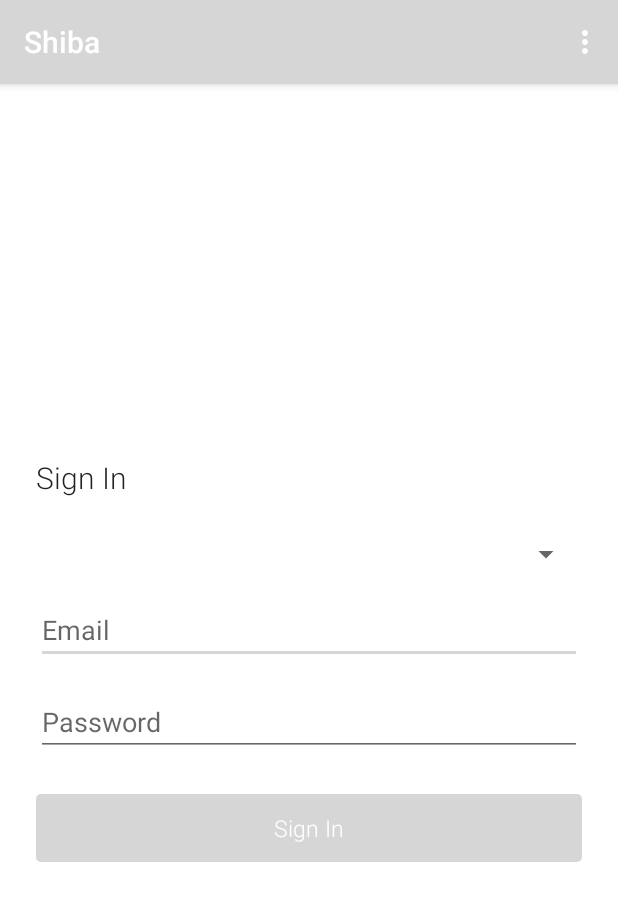
After one commit to Jorge-eng/shiba-android, an Android app: the fragment SignInFragment placed in its activity, on a phone screen of 412 x 824 dp. The commit adds this screen. Shown: the top 901 px of the screen. Run offline under Robolectric (Android 15) with nearby library versions, the phone set to English and light mode, and no system bars; our stand-ins replace Dagger/Hilt's generated code; libraries missing offline, so code that uses them is left out: is.hello.buruberi, rx.android.observables; 6 statements that could not run were skipped.

Commit message:
hook up sign in

```diff
--- a/app/src/main/AndroidManifest.xml
+++ b/app/src/main/AndroidManifest.xml
@@ -1,6 +1,8 @@
 <?xml version="1.0" encoding="utf-8"?>
 <manifest xmlns:android="http://schemas.android.com/apk/res/android"
     package="is.hello.shiba" >
+
+    <uses-permission android:name="android.permission.INTERNET" />
 
     <application
         android:allowBackup="true"
@@ -11,7 +13,8 @@
 
         <activity
             android:name=".ui.MainActivity"
-            android:label="@string/app_name" >
+            android:label="@string/app_name"
+            android:windowSoftInputMode="adjustResize">
             <intent-filter>
                 <action android:name="android.intent.action.MAIN" />
 
--- a/app/src/main/java/is/hello/shiba/api/ApiPresenter.java
+++ b/app/src/main/java/is/hello/shiba/api/ApiPresenter.java
@@ -38,6 +38,7 @@ import rx.subjects.ReplaySubject;
         this.preferences = appContext.getSharedPreferences(PREFS_NAME, 0);
 
         setEnvironment(Environment.DEV);
+        this.accessToken.onNext(retrieveAccessToken());
     }
 
 
--- a/app/src/main/java/is/hello/shiba/graph/AppModule.java
+++ b/app/src/main/java/is/hello/shiba/graph/AppModule.java
@@ -9,12 +9,14 @@ import is.hello.buruberi.bluetooth.BuruberiModule;
 import is.hello.shiba.api.ApiModule;
 import is.hello.shiba.ui.LandingFragment;
 import is.hello.shiba.ui.ScanFragment;
+import is.hello.shiba.ui.SignInFragment;
 
 @SuppressWarnings("UnusedDeclaration")
 @Module(
         injects = {
                 LandingFragment.class,
                 ScanFragment.class,
+                SignInFragment.class,
         },
         includes = {
                 BuruberiModule.class, ApiModule.class
--- a/app/src/main/java/is/hello/shiba/ui/LandingFragment.java
+++ b/app/src/main/java/is/hello/shiba/ui/LandingFragment.java
@@ -53,7 +53,7 @@ public class LandingFragment extends ShibaFragment {
     }
 
     public void signIn(@NonNull View sender) {
-
+        ((MainActivity) getActivity()).pushFragment(new SignInFragment());
     }
 
     public void signOut(@NonNull View sender) {
--- /dev/null
+++ b/app/src/main/java/is/hello/shiba/ui/SignInFragment.java
@@ -0,0 +1,71 @@
+package is.hello.shiba.ui;
+
+import android.os.Bundle;
+import android.support.annotation.NonNull;
+import android.support.annotation.Nullable;
+import android.text.TextUtils;
+import android.view.LayoutInflater;
+import android.view.View;
+import android.view.ViewGroup;
+import android.widget.Button;
+import android.widget.Spinner;
+import android.widget.TextView;
+
+import javax.inject.Inject;
+
+import is.hello.shiba.R;
+import is.hello.shiba.api.ApiPresenter;
+import is.hello.shiba.api.model.Environment;
+import is.hello.shiba.api.model.OAuthCredentials;
+import is.hello.shiba.graph.ShibaFragment;
+
+public class SignInFragment extends ShibaFragment {
+    @Inject ApiPresenter api;
+
+    private Spinner environment;
+    private TextView email;
+    private TextView password;
+
+    @Override
+    public View onCreateView(LayoutInflater inflater, @Nullable ViewGroup container, @Nullable Bundle savedInstanceState) {
+        View view = inflater.inflate(R.layout.fragment_sign_in, container, false);
+
+        this.environment = (Spinner) view.findViewById(R.id.fragment_sign_in_environment);
+
+        SimpleAdapter<Environment> adapter = new SimpleAdapter<>(getActivity(), Environment::getName, null);
+        adapter.addAll(Environment.getAll());
+        environment.setAdapter(adapter);
+
+        this.email = (TextView) view.findViewById(R.id.fragment_sign_in_email);
+        this.password = (TextView) view.findViewById(R.id.fragment_sign_in_password);
+
+        Button submit = (Button) view.findViewById(R.id.fragment_sign_in_submit);
+        submit.setOnClickListener(this::submit);
+
+        return view;
+    }
+
+
+    public void submit(@NonNull View sender) {
+        if (TextUtils.isEmpty(email.getText()) || TextUtils.isEmpty(password.getText())) {
+            return;
+        }
+
+        Environment selectedEnvironment = (Environment) environment.getSelectedItem();
+        OAuthCredentials credentials = new OAuthCredentials(selectedEnvironment,
+                email.getText().toString(),
+                password.getText().toString());
+
+        LoadingDialogFragment.show(getFragmentManager());
+        bind(api.service.flatMap(s -> s.authorize(credentials))).subscribe(session -> {
+            LoadingDialogFragment.close(getFragmentManager());
+            api.storeAccessToken(session.getAccessToken());
+            getFragmentManager().popBackStack();
+        }, e -> {
+            LoadingDialogFragment.close(getFragmentManager());
+
+            ErrorDialogFragment errorDialogFragment = ErrorDialogFragment.newInstance(e);
+            errorDialogFragment.show(getFragmentManager(), ErrorDialogFragment.TAG);
+        });
+    }
+}
--- /dev/null
+++ b/app/src/main/res/drawable/button_normal.xml
@@ -0,0 +1,9 @@
+<?xml version="1.0" encoding="utf-8"?>
+<layer-list xmlns:android="http://schemas.android.com/apk/res/android">
+    <item>
+        <shape android:shape="rectangle">
+            <corners android:radius="@dimen/button_corner_radius" />
+            <solid android:color="@color/accent" />
+        </shape>
+    </item>
+</layer-list>
--- /dev/null
+++ b/app/src/main/res/drawable/button_pressed.xml
@@ -0,0 +1,9 @@
+<?xml version="1.0" encoding="utf-8"?>
+<layer-list xmlns:android="http://schemas.android.com/apk/res/android">
+    <item>
+        <shape android:shape="rectangle">
+            <corners android:radius="@dimen/button_corner_radius" />
+            <solid android:color="@color/accent_dark" />
+        </shape>
+    </item>
+</layer-list>
--- /dev/null
+++ b/app/src/main/res/drawable/button_selector.xml
@@ -0,0 +1,5 @@
+<?xml version="1.0" encoding="utf-8"?>
+<selector xmlns:android="http://schemas.android.com/apk/res/android">
+    <item android:state_pressed="true" android:drawable="@drawable/button_pressed" />
+    <item android:drawable="@drawable/button_normal" />
+</selector>
--- /dev/null
+++ b/app/src/main/res/layout/fragment_sign_in.xml
@@ -0,0 +1,58 @@
+<?xml version="1.0" encoding="utf-8"?>
+<ScrollView xmlns:android="http://schemas.android.com/apk/res/android"
+    android:layout_width="match_parent"
+    android:layout_height="match_parent"
+    android:fillViewport="true">
+
+    <LinearLayout
+        android:orientation="vertical"
+        android:layout_width="match_parent"
+        android:layout_height="wrap_content"
+        android:padding="@dimen/gap_outer"
+        android:gravity="center">
+
+        <TextView
+            android:layout_width="match_parent"
+            android:layout_height="wrap_content"
+            android:layout_marginBottom="@dimen/gap_large"
+            android:textAppearance="@style/AppTheme.Text.H1"
+            android:text="@string/action_sign_in" />
+
+        <Spinner
+            android:id="@+id/fragment_sign_in_environment"
+            android:layout_marginBottom="@dimen/gap_medium"
+            android:layout_width="match_parent"
+            android:layout_height="wrap_content" />
+
+        <EditText
+            android:id="@+id/fragment_sign_in_email"
+            android:layout_width="match_parent"
+            android:layout_height="wrap_content"
+            android:layout_marginBottom="@dimen/gap_medium"
+            android:inputType="textEmailAddress"
+            android:hint="@string/title_email"
+            android:imeOptions="actionNext|flagNoExtractUi"
+            android:nextFocusForward="@+id/fragment_sign_in_email">
+
+            <requestFocus />
+
+        </EditText>
+
+        <EditText
+            android:id="@+id/fragment_sign_in_password"
+            android:layout_width="match_parent"
+            android:layout_height="wrap_content"
+            android:layout_marginBottom="@dimen/gap_large"
+            android:inputType="textPassword"
+            android:imeOptions="actionDone|flagNoExtractUi"
+            android:hint="@string/title_password" />
+
+        <Button
+            android:id="@+id/fragment_sign_in_submit"
+            android:layout_width="match_parent"
+            android:layout_height="wrap_content"
+            android:text="@string/action_sign_in"/>
+
+    </LinearLayout>
+
+</ScrollView>
--- a/app/src/main/res/layout/item_detail.xml
+++ b/app/src/main/res/layout/item_detail.xml
@@ -12,15 +12,14 @@
         android:id="@+id/item_detail_title"
         android:layout_width="match_parent"
         android:layout_height="wrap_content"
-        android:layout_marginBottom="@dimen/gap_small"
-        android:textAppearance="@style/AppTheme.Text.Title"
+        android:textAppearance="@style/AppTheme.Text.H2"
         android:text="@string/app_name" />
 
     <TextView
         android:id="@+id/item_detail_details"
         android:layout_width="match_parent"
         android:layout_height="wrap_content"
-        android:textAppearance="@style/AppTheme.Text.Body"
+        android:layout_marginTop="@dimen/gap_small"
         android:text="@string/app_name" />
 
 </LinearLayout>
--- a/app/src/main/res/values/dimens.xml
+++ b/app/src/main/res/values/dimens.xml
@@ -5,6 +5,10 @@
     <dimen name="gap_medium">16dp</dimen>
     <dimen name="gap_large">25dp</dimen>
 
-    <dimen name="text_normal">14dp</dimen>
-    <dimen name="text_large">17dp</dimen>
+    <dimen name="text_normal">15dp</dimen>
+    <dimen name="text_h1">20dp</dimen>
+    <dimen name="text_h2">17dp</dimen>
+
+    <dimen name="button_corner_radius">3dp</dimen>
+    <dimen name="button_min_height">45dp</dimen>
 </resources>
--- a/app/src/main/res/values/strings.xml
+++ b/app/src/main/res/values/strings.xml
@@ -6,4 +6,8 @@
     <string name="action_sign_out">Sign Out</string>
     <string name="action_scan">Scan</string>
     <string name="message_confirm_sign_out">Are you sure you want to sign out?</string>
+    <string name="title_email">Email</string>
+    <string name="title_password">Password</string>
+    <string name="title_loading">Loading…</string>
+    <string name="title_error">Error</string>
 </resources>
--- a/app/src/main/res/values/styles.xml
+++ b/app/src/main/res/values/styles.xml
@@ -4,17 +4,43 @@
         <item name="colorPrimary">@color/accent</item>
         <item name="colorPrimaryDark">@color/accent_dark</item>
         <item name="colorAccent">@color/accent</item>
+
+        <item name="android:textAppearance">@style/AppTheme.Text</item>
+        <item name="android:windowBackground">@android:color/white</item>
+        <item name="android:buttonStyle">@style/AppTheme.Button</item>
+        <item name="android:windowContentOverlay">@null</item>
+        <item name="android:editTextStyle">@style/AppTheme.EditText</item>
     </style>
 
-    <style name="AppTheme.Text" parent="TextAppearance.AppCompat" />
-
-    <style name="AppTheme.Text.Body">
+    <style name="AppTheme.Text" parent="TextAppearance.AppCompat">
         <item name="android:textSize">@dimen/text_normal</item>
     </style>
 
-    <style name="AppTheme.Text.Title">
-        <item name="android:textSize">@dimen/text_large</item>
+    <style name="AppTheme.Text.H1">
+        <item name="android:fontFamily">sans-serif-light</item>
+        <item name="android:textSize">@dimen/text_h1</item>
+    </style>
+
+    <style name="AppTheme.Text.H2">
+        <item name="android:textSize">@dimen/text_h2</item>
         <item name="android:textStyle">bold</item>
     </style>
 
+    <style name="AppTheme.Button">
+        <item name="android:background">@drawable/button_selector</item>
+        <item name="android:textColor">@android:color/white</item>
+        <item name="android:fontFamily">sans-serif-light</item>
+        <item name="android:textSize">@dimen/text_normal</item>
+        <item name="android:gravity">center</item>
+        <item name="android:paddingTop">@dimen/gap_small</item>
+        <item name="android:paddingBottom">@dimen/gap_small</item>
+        <item name="android:paddingLeft">@dimen/gap_large</item>
+        <item name="android:paddingRight">@dimen/gap_large</item>
+        <item name="android:minHeight">@dimen/button_min_height</item>
+    </style>
+
+    <style name="AppTheme.EditText" parent="Widget.AppCompat.EditText">
+        <item name="android:textSize">@dimen/text_normal</item>
+    </style>
+
 </resources>
```
Also changed, not shown: app/src/main/java/is/hello/shiba/api/model/Environment.java (+19 -3 lines), app/src/main/java/is/hello/shiba/ui/ErrorDialogFragment.java (added, +39 -0 lines), app/src/main/java/is/hello/shiba/ui/LoadingDialogFragment.java (added, +37 -0 lines), app/src/main/java/is/hello/shiba/ui/ScanFragment.java (+5 -2 lines), app/src/main/java/is/hello/shiba/ui/SimpleAdapter.java (renamed from app/src/main/java/is/hello/shiba/ui/DetailAdapter.java, +14 -4 lines), app/src/main/res/drawable/button_disabled.xml (added, +9 -0 lines).
